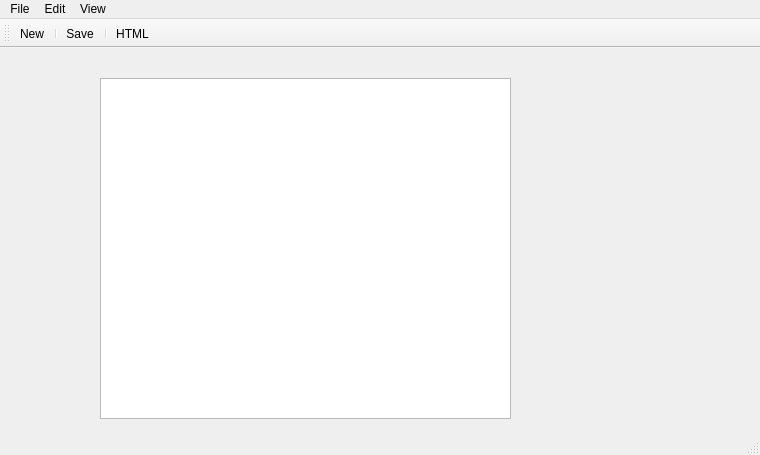
Above: editor/editorwindow.ui from dragon540/Webber before the change. Below: the same form after it.
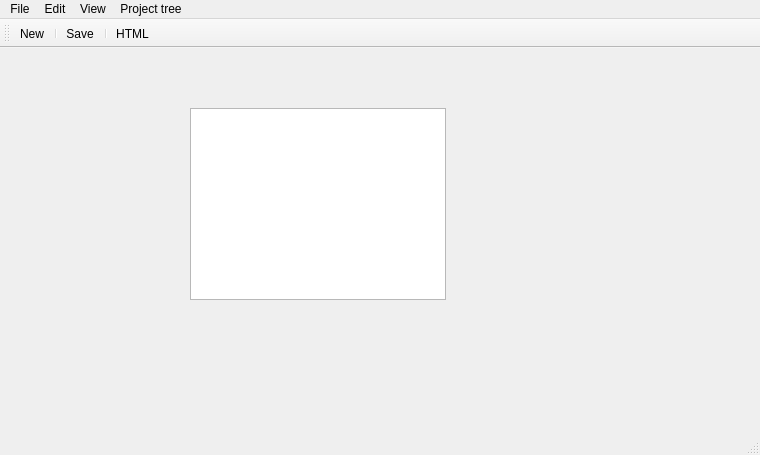
That is the form after the change. Icons and pictures are not drawn.

Patch:
```diff
--- a/editor/editorwindow.ui
+++ b/editor/editorwindow.ui
@@ -17,10 +17,10 @@
    <widget class="QTextEdit" name="textEdit">
     <property name="geometry">
      <rect>
-      <x>100</x>
-      <y>30</y>
-      <width>411</width>
-      <height>341</height>
+      <x>190</x>
+      <y>60</y>
+      <width>256</width>
+      <height>192</height>
      </rect>
     </property>
    </widget>
@@ -59,9 +59,15 @@
     <addaction name="actionHTML"/>
     <addaction name="actionHumane"/>
    </widget>
+   <widget class="QMenu" name="menuProject_tree">
+    <property name="title">
+     <string>Project tree</string>
+    </property>
+   </widget>
    <addaction name="menuFile"/>
    <addaction name="menuEdit"/>
    <addaction name="menuView"/>
+   <addaction name="menuProject_tree"/>
   </widget>
   <widget class="QStatusBar" name="statusbar"/>
   <widget class="QToolBar" name="toolBar">
```
Left out of the diff: 7 changed lines with no effect on the pictures.
